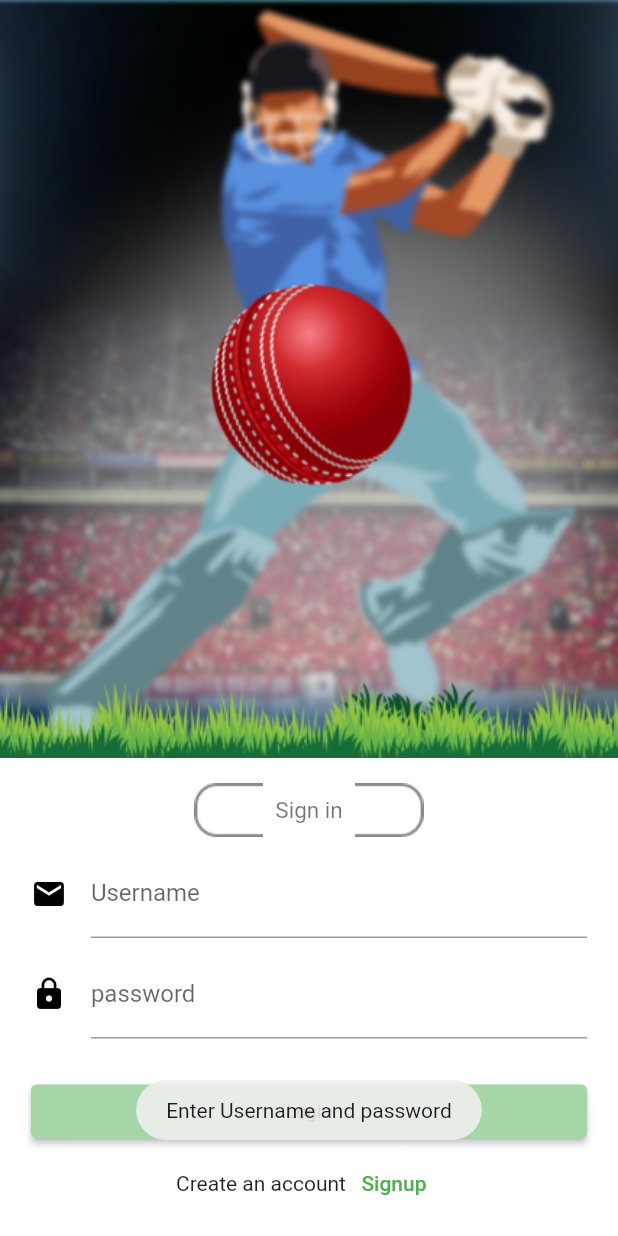
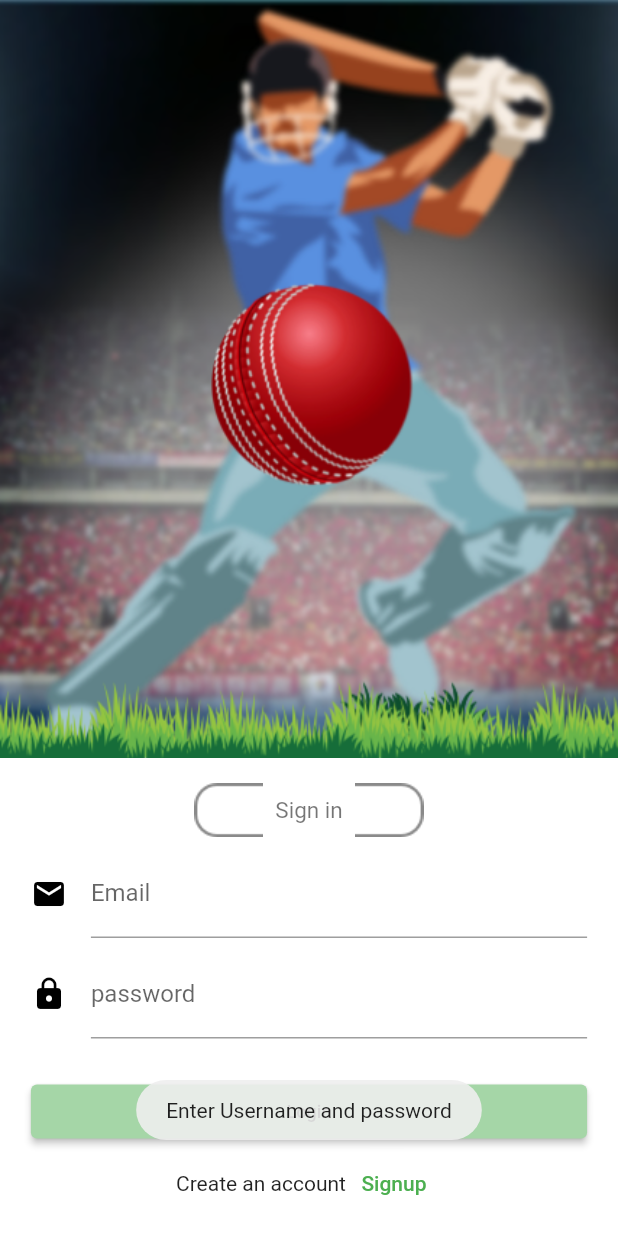
Before and after one commit to Hemant301/cric8hemant, a Flutter app: the LoginScreen screen opened by its route, after a tap on "Login", on a phone screen of 412 x 824 dp. Run offline on Flutter 3.47's test engine with Material 2 defaults, Android fonts, the phone set to English and light mode, and no system bars; our stand-ins replace fluttertoast, google_fonts.

Commit message:
auth api done

```diff
--- a/lib/auth/login.dart
+++ b/lib/auth/login.dart
@@ -63,7 +63,7 @@ class _LoginScreenState extends State<LoginScreen> {
                             Icons.email,
                             color: Colors.black,
                           ),
-                          labelText: "Username"),
+                          labelText: "Email"),
                       controller: usernameController,
                     ),
                     const SizedBox(
@@ -100,7 +100,8 @@ class _LoginScreenState extends State<LoginScreen> {
                           // print(data['status'].runtimeType);
                           if (data['status'] == 200) {
                             Fluttertoast.showToast(msg: data['message']);
-                            Navigator.pushNamed(context, "/bottombar");
+                            Navigator.pushReplacementNamed(
+                                context, "/bottombar");
                           } else {
                             Fluttertoast.showToast(msg: data['message']);
                             return;
--- a/lib/const/const.dart
+++ b/lib/const/const.dart
@@ -1 +1 @@
-const baseUrl = "http://play.magnifyingevents.com/";
+const baseUrl = "https://cric8innet.com/";
```
Also changed, not shown: lib/api/authapi.dart (+7 -6 lines), lib/auth/signin.dart (+9 -0 lines).
